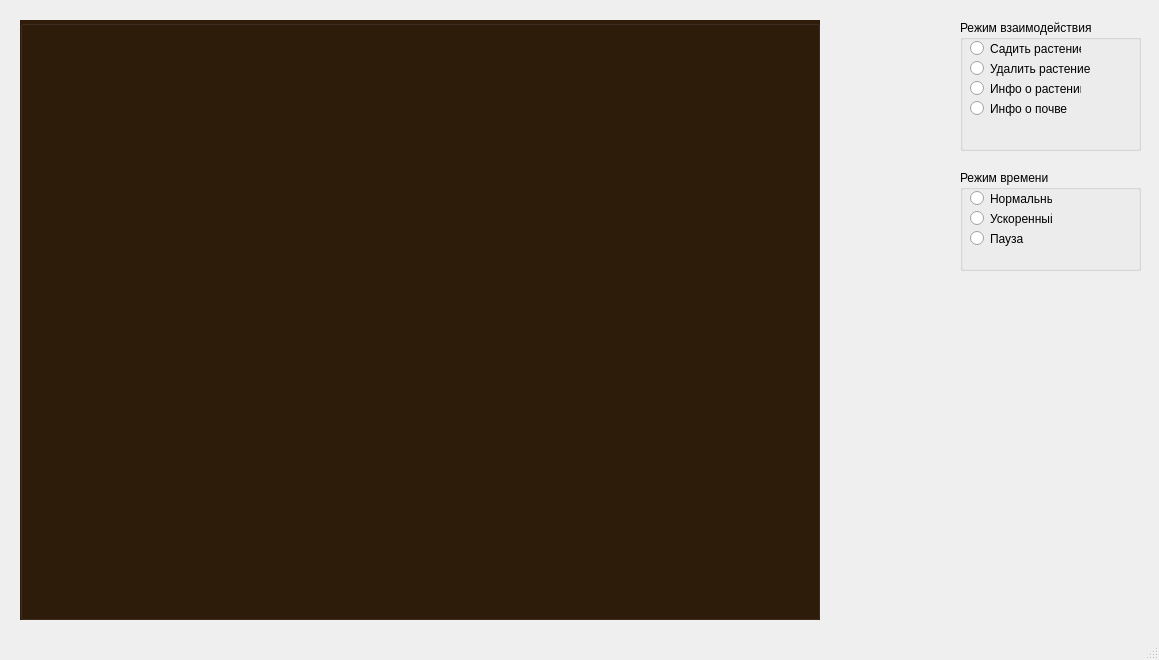
First picture: the form in Forest/mainwindow.ui, repository GulinAlexey/Prakt2021, before the edit.
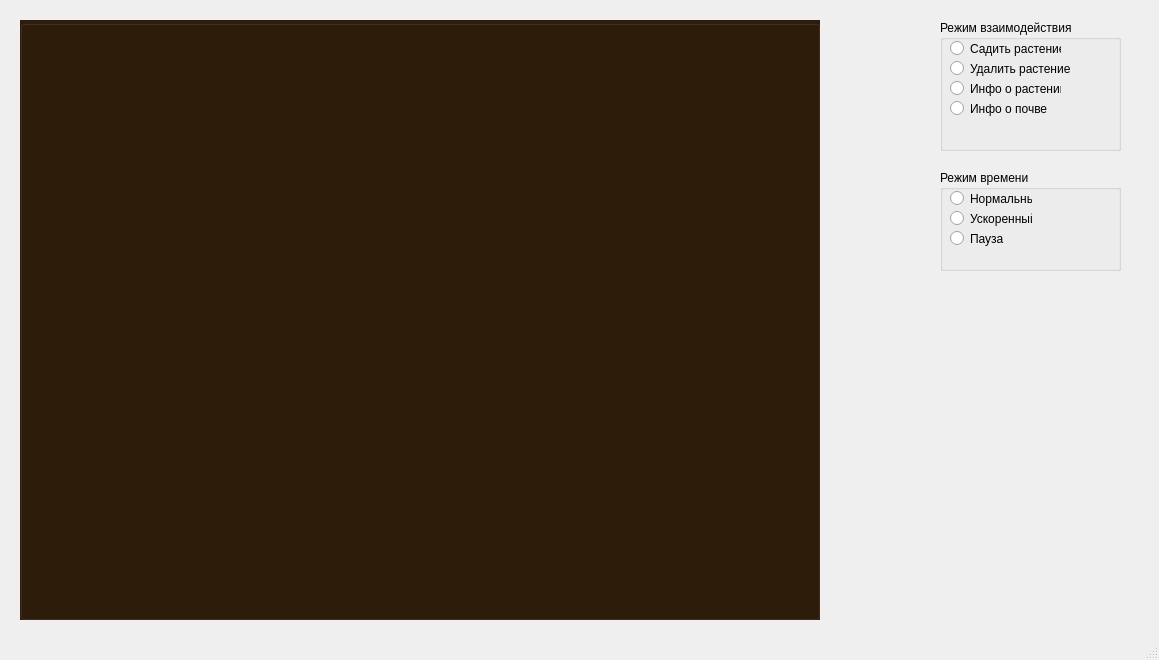
Second picture: the form after the edit. Icons and pictures are not drawn.

```diff
--- a/Forest/mainwindow.ui
+++ b/Forest/mainwindow.ui
@@ -49,7 +49,7 @@
    <widget class="QGroupBox" name="vzaimode">
     <property name="geometry">
      <rect>
-      <x>960</x>
+      <x>940</x>
       <y>20</y>
       <width>181</width>
       <height>131</height>
@@ -114,7 +114,7 @@
    <widget class="QGroupBox" name="timemode">
     <property name="geometry">
      <rect>
-      <x>960</x>
+      <x>940</x>
       <y>170</y>
       <width>181</width>
       <height>101</height>
```
Left out of the diff: 13 changed lines with no effect on the pictures.
